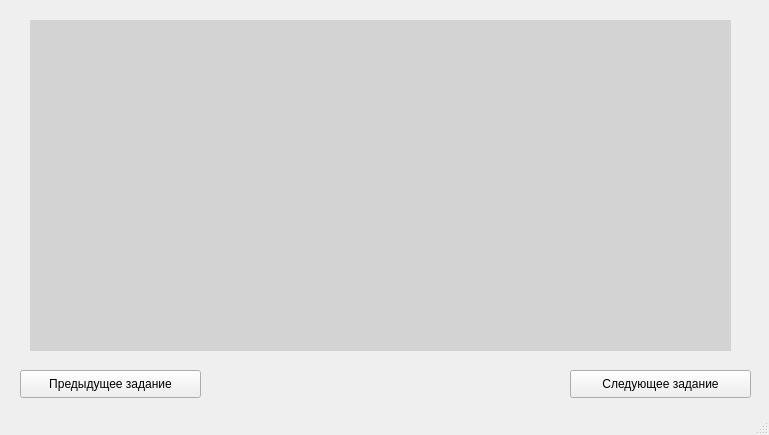
Qt form Forms/LessonFormDesign.ui (killman2859/FirstQTProject) before a commit.
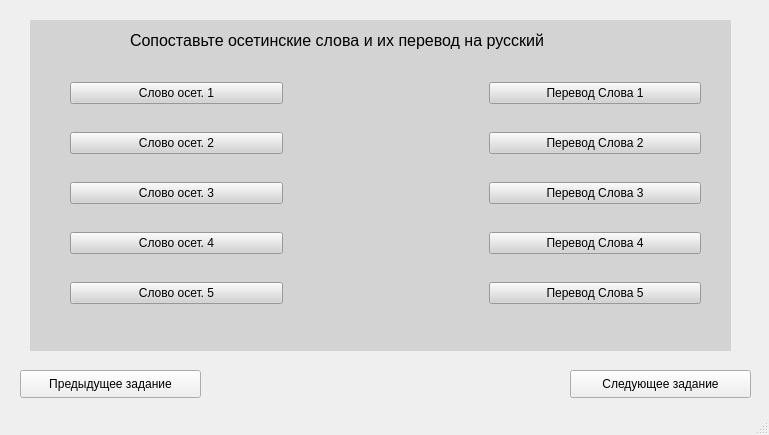
The same form after that commit.

Commit message: Interface v.0.2, LessonFormDesign.ui was changed

```diff
--- a/Forms/LessonFormDesign.ui
+++ b/Forms/LessonFormDesign.ui
@@ -29,6 +29,130 @@
     <property name="styleSheet">
      <string notr="true">background-color: rgb(211, 211, 211);</string>
     </property>
+    <widget class="QLabel" name="label">
+     <property name="geometry">
+      <rect>
+       <x>100</x>
+       <y>10</y>
+       <width>521</width>
+       <height>21</height>
+      </rect>
+     </property>
+     <property name="font">
+      <font>
+       <pointsize>12</pointsize>
+      </font>
+     </property>
+     <property name="text">
+      <string>Сопоставьте осетинские слова и их перевод на русский</string>
+     </property>
+    </widget>
+    <widget class="QWidget" name="">
+     <property name="geometry">
+      <rect>
+       <x>40</x>
+       <y>40</y>
+       <width>631</width>
+       <height>271</height>
+      </rect>
+     </property>
+     <layout class="QHBoxLayout" name="horizontalLayout">
+      <item>
+       <layout class="QVBoxLayout" name="verticalLayout">
+        <item>
+         <widget class="QPushButton" name="pushButton">
+          <property name="text">
+           <string>Слово осет. 1</string>
+          </property>
+         </widget>
+        </item>
+        <item>
+         <widget class="QPushButton" name="pushButton_2">
+          <property name="text">
+           <string>Слово осет. 2</string>
+          </property>
+         </widget>
+        </item>
+        <item>
+         <widget class="QPushButton" name="pushButton_3">
+          <property name="text">
+           <string>Слово осет. 3</string>
+          </property>
+         </widget>
+        </item>
+        <item>
+         <widget class="QPushButton" name="pushButton_4">
+          <property name="text">
+           <string>Слово осет. 4</string>
+          </property>
+         </widget>
+        </item>
+        <item>
+         <widget class="QPushButton" name="pushButton_5">
+          <property name="text">
+           <string>Слово осет. 5</string>
+          </property>
+         </widget>
+        </item>
+       </layout>
+      </item>
+      <item>
+       <spacer name="horizontalSpacer">
+        <property name="orientation">
+         <enum>Qt::Horizontal</enum>
+        </property>
+        <property name="sizeType">
+         <enum>QSizePolicy::Fixed</enum>
+        </property>
+        <property name="sizeHint" stdset="0">
+         <size>
+          <width>200</width>
+          <height>20</height>
+         </size>
+        </property>
+       </spacer>
+      </item>
+      <item>
+       <layout class="QVBoxLayout" name="verticalLayout_2">
+        <item>
+         <widget class="QPushButton" name="pushButton_6">
+          <property name="text">
+           <string>Перевод Слова 1</string>
+          </property>
+         </widget>
+        </item>
+        <item>
+         <widget class="QPushButton" name="pushButton_7">
+          <property name="text">
+           <string>Перевод Слова 2</string>
+          </property>
+         </widget>
+        </item>
+        <item>
+         <widget class="QPushButton" name="pushButton_8">
+          <property name="text">
+           <string>Перевод Слова 3</string>
+          </property>
+         </widget>
+        </item>
+        <item>
+         <widget class="QPushButton" name="pushButton_9">
+          <property name="text">
+           <string>Перевод Слова 4</string>
+          </property>
+         </widget>
+        </item>
+        <item>
+         <widget class="QPushButton" name="pushButton_10">
+          <property name="text">
+           <string>Перевод Слова 5</string>
+          </property>
+         </widget>
+        </item>
+       </layout>
+      </item>
+     </layout>
+    </widget>
    </widget>
    <widget class="QPushButton" name="prevTaskButton">
     <property name="geometry">
```
The commit also changes 1 other file.
